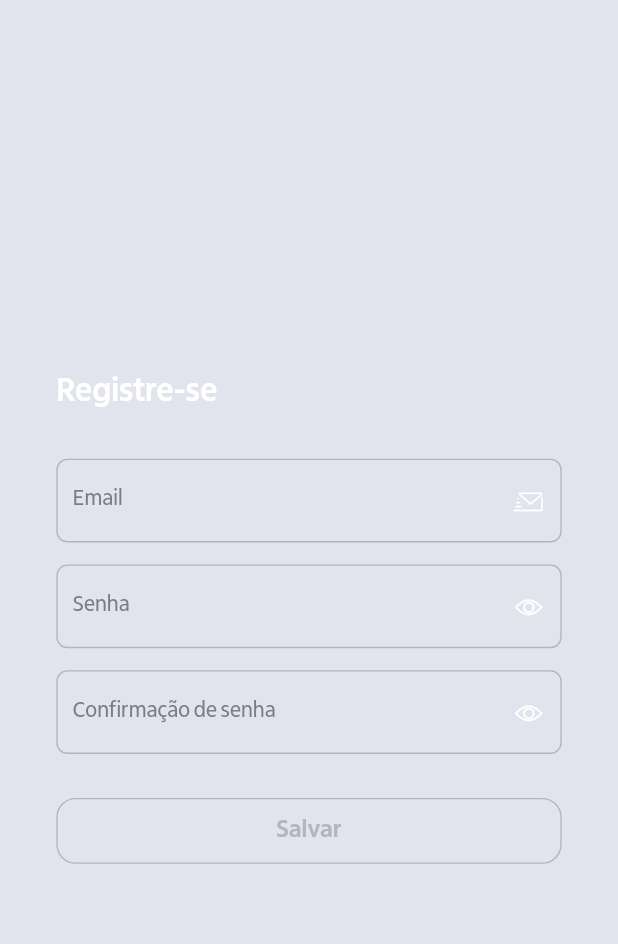
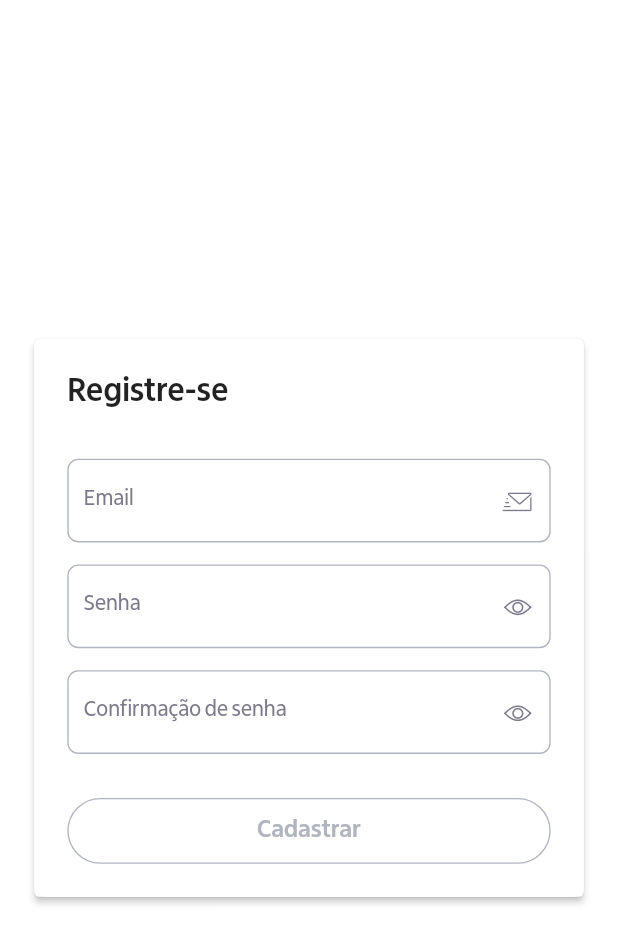
Before and after one commit to giuliacf/poc_example_integration, a Flutter app: the RegisterPage screen opened by its route, on a phone screen of 412 x 824 dp. Shown: the top 944 px of the screen. Run offline on Flutter 3.47's test engine with Material 2 defaults, Android fonts, the light colour scheme and no system bars; our stand-ins replace firebase_auth, firebase_core, flutter_mobx, flutter_modular, graphql_flutter, mobx and 1 more; missing offline and left inert: gql; accounts and stored records are empty; generated files the repository leaves out were written again; network calls fail.

Commit message:
Change styles

```diff
--- a/lib/app/app_widget.dart
+++ b/lib/app/app_widget.dart
@@ -8,7 +8,7 @@ class AppWidget extends StatelessWidget {
   Widget build(BuildContext context) {
     return MaterialApp(
       debugShowCheckedModeBanner: false,
-      theme: ThemeData(scaffoldBackgroundColor: lightGrey),
+      theme: ThemeData(scaffoldBackgroundColor: white, accentColor: aqua, primaryColor: lead, fontFamily: 'ItauDisplay'),
       title: 'POC Example Integration',
       builder: (context, widget) => ResponsiveWrapper.builder(
         ClampingScrollWrapper.builder(context, widget!),
--- a/lib/app/modules/products/models/product_model.dart
+++ b/lib/app/modules/products/models/product_model.dart
@@ -2,10 +2,13 @@ class Product {
   final String name;
   final String? description;
   final double price;
+  late int points;
 
   Product({
     required this.name,
     required this.price,
     this.description,
-  });
+  }) {
+    points = (price * 48).toInt();
+  }
 }
--- a/lib/app/modules/register/screens/register_page.dart
+++ b/lib/app/modules/register/screens/register_page.dart
@@ -33,7 +33,7 @@ class _RegisterPageState extends State<RegisterPage> {
       tooltip: show ? Strings.hidePassword : Strings.showPassword,
       icon: Icon(
         show ? IuppIcons.icone_contorno_O_olho_inativo_outline : IuppIcons.icone_contorno_O_olho_ativo_outline,
-        color: white,
+        color: greyTwo,
         size: 24,
       ),
       onPressed: onPressed,
@@ -44,12 +44,15 @@ class _RegisterPageState extends State<RegisterPage> {
   Widget build(BuildContext context) {
     return Scaffold(
       body: Center(
+        child: Card(
+          elevation: 2,
           child: Container(
             width: 400,
+            padding: const EdgeInsets.all(24.0),
             decoration: BoxDecoration(
+              color: white,
               borderRadius: BorderRadius.circular(8),
             ),
-          padding: const EdgeInsets.all(16.0),
             child: SingleChildScrollView(child: Observer(
               builder: (context) {
                 return Form(
@@ -59,10 +62,9 @@ class _RegisterPageState extends State<RegisterPage> {
                     mainAxisAlignment: MainAxisAlignment.center,
                     children: [
                       TextCustom(
-                      text: Strings.register,
+                        text: Strings.registerTitle,
                         fontSize: 24,
                         fontWeight: FontWeight.w600,
-                      textColor: white,
                       ),
                       SizedBox(height: 32),
                       TextFieldCustom(
@@ -71,7 +73,7 @@ class _RegisterPageState extends State<RegisterPage> {
                         errorText: _store.email.isEmpty || _store.isEmailValid ? null : Strings.invalidEmail,
                         suffixIcon: Icon(
                           IuppIcons.icone_contorno_E_email_resposta_rapida_outline,
-                        color: white,
+                          color: greyTwo,
                           size: 24,
                         ),
                       ),
@@ -110,7 +112,7 @@ class _RegisterPageState extends State<RegisterPage> {
                         height: 48,
                         width: 400,
                         child: StandardButton(
-                        text: Strings.saveButton,
+                          text: Strings.register,
                           isDisabled: _store.isDisabled,
                           isLoading: _store.isLoading,
                           onPressed: () async {
@@ -125,6 +127,7 @@ class _RegisterPageState extends State<RegisterPage> {
             )),
           ),
         ),
+      ),
     );
   }
 }
--- a/lib/app/modules/splash/splash_page.dart
+++ b/lib/app/modules/splash/splash_page.dart
@@ -14,7 +14,6 @@ class SplashPage extends StatefulWidget {
 }
 
 class _SplashPageState extends ModularState<SplashPage, SplashStore> {
-
   initState() {
     super.initState();
     Future.delayed(Duration(seconds: 1000));
@@ -24,6 +23,7 @@ class _SplashPageState extends ModularState<SplashPage, SplashStore> {
   @override
   Widget build(BuildContext context) {
     return Scaffold(
+        backgroundColor: lead,
         body: Center(
           child: Column(
             mainAxisAlignment: MainAxisAlignment.center,
--- a/lib/screens/widgets/buttons/button_custom.dart
+++ b/lib/screens/widgets/buttons/button_custom.dart
@@ -9,6 +9,7 @@ class ButtonCustom extends StatelessWidget {
     required this.isDisabled,
     required this.isLoading,
     required this.backgroundColor,
+    required this.textColor,
   });
 
   final String text;
@@ -16,6 +17,7 @@ class ButtonCustom extends StatelessWidget {
   final bool isDisabled;
   final bool isLoading;
   final Color backgroundColor;
+  final Color textColor;
 
   @override
   Widget build(BuildContext context) {
@@ -27,7 +29,7 @@ class ButtonCustom extends StatelessWidget {
               height: 24,
               child: CircularProgressIndicator.adaptive(
                 valueColor: AlwaysStoppedAnimation<Color>(
-                  blackTwo,
+                  textColor,
                 ),
                 strokeWidth: 4,
               ),
@@ -35,7 +37,7 @@ class ButtonCustom extends StatelessWidget {
           : TextCustom(
               text: text,
               fontSize: 18,
-              textColor: !isDisabled ? black : grey,
+              textColor: !isDisabled ? textColor : grey,
               fontWeight: FontWeight.bold,
             ),
       style: OutlinedButton.styleFrom(
@@ -47,7 +49,7 @@ class ButtonCustom extends StatelessWidget {
         shape: RoundedRectangleBorder(
           side: BorderSide(color: aqua, width: 1),
           borderRadius: BorderRadius.all(
-            Radius.circular(14),
+            Radius.circular(50),
           ),
         ),
       ),
--- a/lib/screens/widgets/buttons/ghost_button.dart
+++ b/lib/screens/widgets/buttons/ghost_button.dart
@@ -1,5 +1,6 @@
 import 'package:flutter/material.dart';
 import 'package:poc_example_integration/screens/widgets/buttons/button_custom.dart';
+import 'package:poc_example_integration/utils/colors.dart';
 
 class GhostButton extends StatelessWidget {
   final String text;
@@ -22,6 +23,7 @@ class GhostButton extends StatelessWidget {
       isDisabled: isDisabled,
       isLoading: isLoading,
       backgroundColor: Colors.transparent,
+      textColor: lead,
     );
   }
 }
--- a/lib/screens/widgets/buttons/standard_button.dart
+++ b/lib/screens/widgets/buttons/standard_button.dart
@@ -22,7 +22,8 @@ class StandardButton extends StatelessWidget {
       onPressed: onPressed,
       isDisabled: isDisabled,
       isLoading: isLoading,
-      backgroundColor: aqua,
+      backgroundColor: lead,
+      textColor: aqua,
     );
   }
 }
--- a/lib/screens/widgets/text_custom.dart
+++ b/lib/screens/widgets/text_custom.dart
@@ -4,9 +4,9 @@ class TextCustom extends StatelessWidget {
   final String text;
   final Color? textColor;
   final double? fontSize;
+  final TextDecoration textDecoration;
   final FontWeight? fontWeight;
-  final String fontFamily;
-  final TextDecoration textDecoration;
+  final String? fontFamily;
   final TextOverflow? textOverflow;
   final int? maxLines;
 
@@ -15,7 +15,7 @@ class TextCustom extends StatelessWidget {
     this.textColor,
     this.fontSize,
     this.fontWeight,
-    this.fontFamily = 'ItauDisplay',
+    this.fontFamily,
     this.textDecoration = TextDecoration.none,
     this.textOverflow,
     this.maxLines,
--- a/lib/screens/widgets/text_field_custom.dart
+++ b/lib/screens/widgets/text_field_custom.dart
@@ -5,7 +5,7 @@ import 'package:poc_example_integration/utils/colors.dart';
 class TextFieldCustom extends StatelessWidget {
   final String text;
   final bool obscure;
-  final String fontFamily;
+  final String? fontFamily;
   final Widget? suffixIcon;
   final Function(String)? onChanged;
   final List<TextInputFormatter>? inputFormatters;
@@ -16,7 +16,7 @@ class TextFieldCustom extends StatelessWidget {
     this.obscure = false,
     this.suffixIcon,
     this.onChanged,
-    this.fontFamily = 'ItauDisplay',
+    this.fontFamily,
     this.inputFormatters,
     this.errorText,
   });
@@ -43,13 +43,15 @@ class TextFieldCustom extends StatelessWidget {
       ),
       decoration: InputDecoration(
         enabledBorder: customBorder(grey),
-        focusedBorder: customBorder(aqua),
+        focusedBorder: customBorder(grey),
         errorBorder: customBorder(red),
         focusedErrorBorder: customBorder(red),
+        labelText: text,
+        labelStyle: TextStyle(color: greyTwo),
         hintStyle: TextStyle(color: greyTwo),
         hintText: text,
+        errorText: errorText,
         suffixIcon: suffixIcon,
-        errorText: errorText,
       ),
       inputFormatters: inputFormatters,
       onChanged: onChanged,
--- a/lib/utils/strings.dart
+++ b/lib/utils/strings.dart
@@ -5,7 +5,9 @@ class Strings {
   static const String add = 'Adicionar';
   static const String hidePassword = 'Ocultar senha';
   static const String showPassword = 'Exibir senha';
-  static const String saveButton = 'Salvar';
+  static const String save = 'Salvar';
+  static const String logout = 'Sair';
+  static const String cancel = 'Cancelar';
   // #endregion
 
   // #region login
@@ -29,21 +31,16 @@ class Strings {
 // #endregion
 
 // #region register
-  static const String accountAlreadyExists = 'Já existe uma conta com este email.';
-  static const String register = 'Registre-se';
+  static const String registerTitle = 'Registre-se';
   static const String invalidEmail = 'Email inválido';
   static const String validatePassword = 'A senha precisa ter mais que 6 caracteres';
   static const String confirmPassword = 'Confirmação de senha';
   static const String equalPasswords = 'As senhas devem ser iguais';
+  static const String accountAlreadyExists = 'Já existe uma conta com este email.';
+  static const String register = 'Cadastrar';
 // #endregion
 
 // #region search gifs
-  static const String searchGifs = 'Gifs';
+  static const String searchGifs = 'GIFs';
 // #endregion
-
-// #region general
-  static const String out = 'Sair';
-  static const String cancel = 'Cancelar';
-// #endregion
-
 }
```
Also changed, not shown: lib/app/modules/home/home_page.dart (+13 -11 lines), lib/app/modules/products/repository/products_store.dart (+7 -1 lines), lib/app/modules/products/screens/products_page.dart (+9 -4 lines), lib/app/modules/products/screens/widgets/product_card.dart (+16 -19 lines), assets/images/cellphone.png (added), assets/images/product_placeholder.png (deleted). Lines whose indentation alone changed are shown as unchanged.
